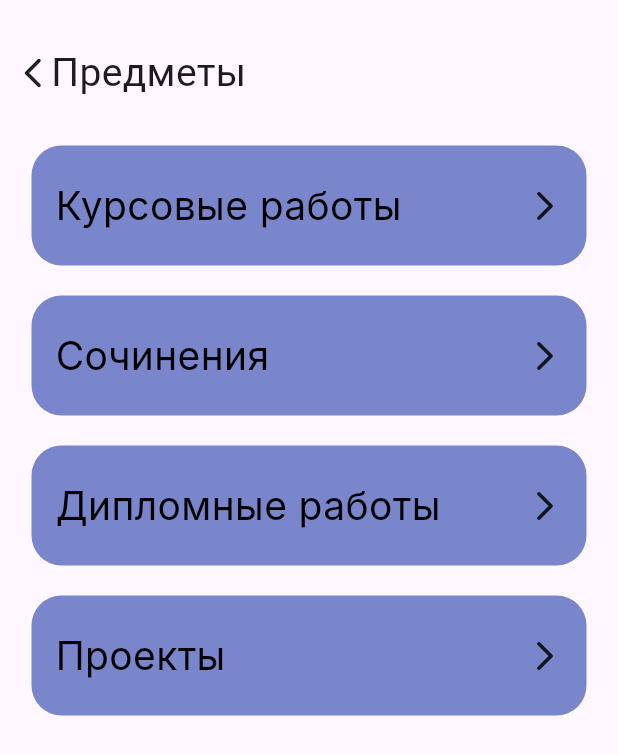
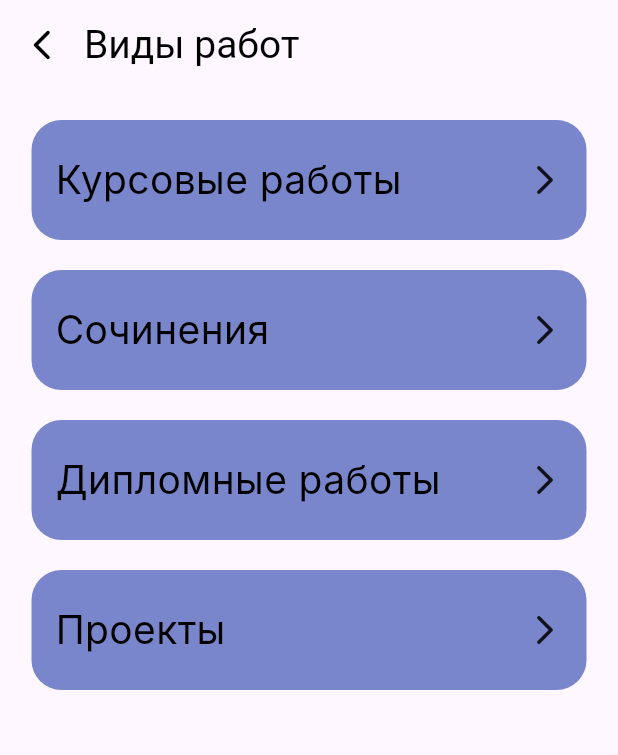
Before and after one commit to GQIRiza/UNIhelp, a Flutter app: the TypesPage screen opened directly, on a phone screen of 412 x 824 dp. Shown: the top 755 px of the screen. Run offline on Flutter 3.47's test engine with Material 3 defaults, Android fonts, the phone set to English and light mode, and no system bars; our stand-ins replace flutter_bloc; network calls fail; Roboto replaces fonts that are missing (Inter); project files that could hold a hidden picture were left out.

Commit message:
Добавил переходы unis.dart, disciplines.dart, typesWork.dart Заменил name() на AppBar()

```diff
--- a/lib/bloc/api_events.dart
+++ b/lib/bloc/api_events.dart
@@ -5,3 +5,11 @@ class SearchEvent extends ApiEvents {}
 class DialogEvent extends ApiEvents {}
 
 class ProfileEvent extends ApiEvents {}
+
+class UnisEvent extends ApiEvents {}
+
+class TypesEvent extends ApiEvents {}
+
+class StartEvent extends ApiEvents {}
+
+class DisciplinesEvent extends ApiEvents {}
--- a/lib/bloc/api_states.dart
+++ b/lib/bloc/api_states.dart
@@ -11,3 +11,11 @@ class SearchState extends ApiStates {}
 class DialogState extends ApiStates {}
 
 class ProfileState extends ApiStates {}
+
+class UnisState extends ApiStates {}
+
+class TypesState extends ApiStates {}
+
+class StartState extends ApiStates {}
+
+class DisciplinesState extends ApiStates {}
--- a/lib/TypesWork.dart
+++ b/lib/typesWork.dart
@@ -1,6 +1,11 @@
 import 'package:flutter/material.dart';
+import 'package:flutter_bloc/flutter_bloc.dart';
+import 'package:unihelp/bloc/api_bloc.dart';
+import 'package:unihelp/bloc/api_events.dart';
 
 class TypesPage extends StatefulWidget {
+  const TypesPage({super.key});
+
   @override
   _TypesPageState createState() => _TypesPageState();
 }
@@ -9,53 +14,57 @@ class _TypesPageState extends State<TypesPage> {
   @override
   Widget build(BuildContext context) {
     return Scaffold(
+      appBar: AppBar(
+        backgroundColor: Colors.transparent,
+        elevation: 0,
+        toolbarHeight: 60,
+        title: const Text(
+          'Виды работ',
+          textAlign: TextAlign.left,
+          style: TextStyle(
+            fontSize: 26,
+            color: Colors.black,
+          ),
+        ),
+        titleSpacing: 0,
+        leading: IconButton(
+          icon: const Icon(
+            Icons.arrow_back_ios_new_rounded,
+            color: Colors.black,
+          ),
+          onPressed: () {
+            BlocProvider.of<ApiBloc>(context).add(SearchEvent());
+          },
+        ),
+      ),
       body: SafeArea(
-        child: Column(
-          children: [
-            Name(),
-            Types(),
-          ],
+        child: Scrollbar(
+          child: SingleChildScrollView(
+            child: Column(
+              children: [
+                types(),
+              ],
+            ),
+          ),
         ),
       ),
     );
   }
 
-
-  Widget Name() {
-    return Container(
-      margin: EdgeInsets.only(top: 30, left: 10, bottom: 10),
-      alignment: Alignment.centerLeft,
-      child: Row(
-        mainAxisAlignment: MainAxisAlignment.start,
-        children:<Widget>[
-          Icon( Icons.arrow_back_ios_new_rounded,),
-          Text(
-            'Предметы',
-            textAlign: TextAlign.left,
-            style: TextStyle(
-              fontSize: 26,
-            ),
-          ),
-        ],
-      ),
-    );
-    onTap:(){};
-  }
-
-  Widget Types() {
+  Widget types() {
     return Center(
       child: Column(
         children: [
           Container(
-            padding: EdgeInsets.all(16),
+            padding: const EdgeInsets.all(16),
             alignment: Alignment.center,
             width: 370,
             height: 80,
-            margin: EdgeInsets.only(top: 20),
+            margin: const EdgeInsets.only(top: 20),
             decoration: BoxDecoration(
                 color: Colors.indigo[300],
                 borderRadius: BorderRadius.circular(20)),
-            child: Row(
+            child: const Row(
               mainAxisAlignment: MainAxisAlignment.spaceBetween,
               children: <Widget>[
                 Text(
@@ -68,15 +77,15 @@ class _TypesPageState extends State<TypesPage> {
             ),
           ),
           Container(
-            padding: EdgeInsets.all(16),
+            padding: const EdgeInsets.all(16),
             alignment: Alignment.center,
             width: 370,
             height: 80,
-            margin: EdgeInsets.only(top: 20),
+            margin: const EdgeInsets.only(top: 20),
             decoration: BoxDecoration(
                 color: Colors.indigo[300],
                 borderRadius: BorderRadius.circular(20)),
-            child: Row(
+            child: const Row(
               mainAxisAlignment: MainAxisAlignment.spaceBetween,
               children: <Widget>[
                 Text(
@@ -89,15 +98,15 @@ class _TypesPageState extends State<TypesPage> {
             ),
           ),
           Container(
-            padding: EdgeInsets.all(16),
+            padding: const EdgeInsets.all(16),
             alignment: Alignment.center,
             width: 370,
             height: 80,
-            margin: EdgeInsets.only(top: 20),
+            margin: const EdgeInsets.only(top: 20),
             decoration: BoxDecoration(
                 color: Colors.indigo[300],
                 borderRadius: BorderRadius.circular(20)),
-            child: Row(
+            child: const Row(
               mainAxisAlignment: MainAxisAlignment.spaceBetween,
               children: <Widget>[
                 Text(
@@ -110,15 +119,15 @@ class _TypesPageState extends State<TypesPage> {
             ),
           ),
           Container(
-            padding: EdgeInsets.all(16),
+            padding: const EdgeInsets.all(16),
             alignment: Alignment.center,
             width: 370,
             height: 80,
-            margin: EdgeInsets.only(top: 20),
+            margin: const EdgeInsets.only(top: 20),
             decoration: BoxDecoration(
                 color: Colors.indigo[300],
                 borderRadius: BorderRadius.circular(20)),
-            child: Row(
+            child: const Row(
               mainAxisAlignment: MainAxisAlignment.spaceBetween,
               children: <Widget>[
                 Text(
```
Also changed, not shown: lib/bloc/api_bloc.dart (+48 -4 lines), lib/disciplines.dart (+68 -38 lines), lib/main.dart (+12 -0 lines), lib/search.dart (+15 -3 lines), lib/start.dart (+16 -14 lines), lib/unis.dart (+49 -40 lines).
